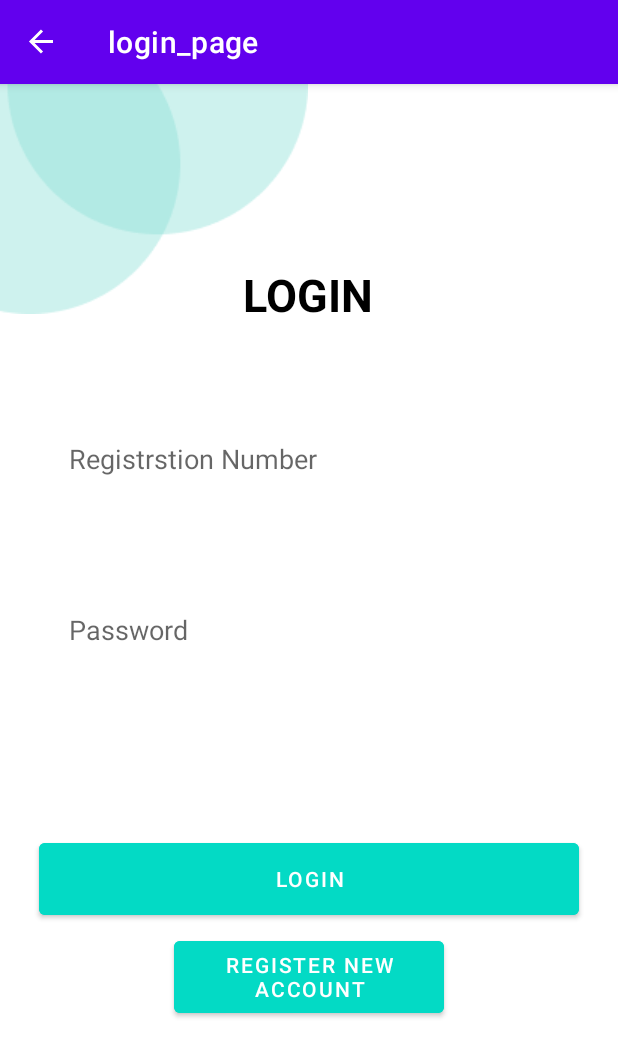
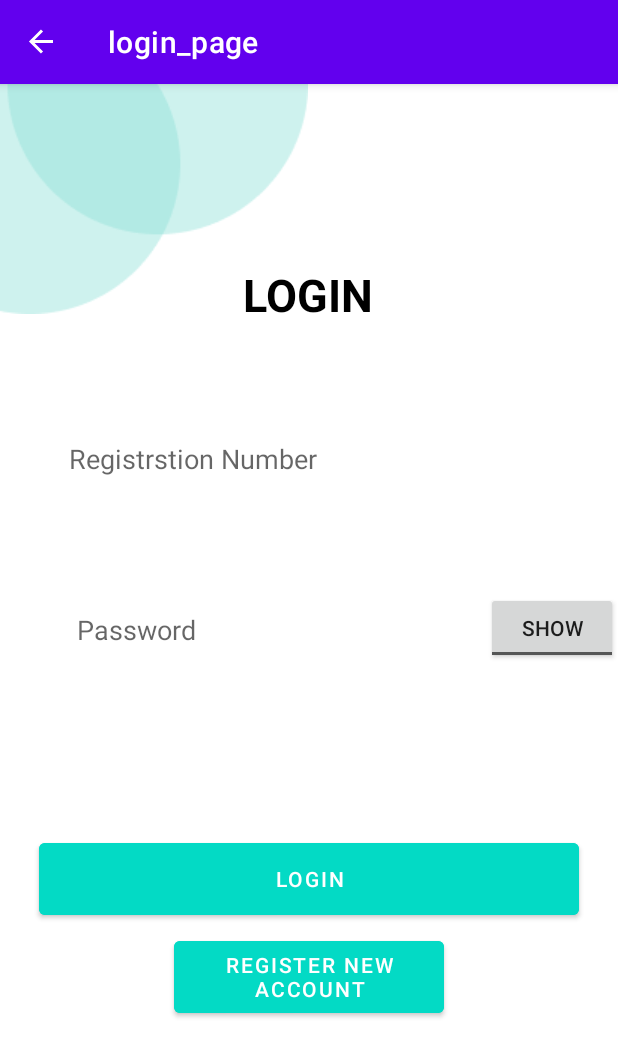
Before and after one commit to Egor-Leleka/Mediphix-MobileApp, an Android app: the screen it shows after launch (MainActivity), on a phone screen of 412 x 824 dp. Shown: the top 1057 px of the screen. Run offline under Robolectric (Android 15) with nearby library versions, the phone set to English and light mode, and no system bars; our stand-ins replace Firebase (no records; nobody signed in at launch, a user with empty details on screens opened directly), navigation-ui.

Commit message:
Big error fix
Fixed register user error where you could overwrite existing nurses
Added password visibility toggle button

```diff
--- a/app/src/main/java/com/example/mediphix_app/Login.kt
+++ b/app/src/main/java/com/example/mediphix_app/Login.kt
@@ -1,6 +1,7 @@
 package com.example.mediphix_app
 
 import android.os.Bundle
+import android.text.InputType
 import android.view.LayoutInflater
 import android.view.View
 import android.view.ViewGroup
@@ -29,6 +30,21 @@ class Login : Fragment(R.layout.login_page) {
     override fun onViewCreated(view: View, savedInstanceState: Bundle?) {
         super.onViewCreated(view, savedInstanceState)
 
+        // Toggle password visibility
+        val passwordEditText = binding.password
+        val togglePasswordButton = binding.togglePassword
+
+        togglePasswordButton.setOnCheckedChangeListener { _, isChecked ->
+            if (isChecked) {
+                // Show password
+                passwordEditText.inputType = InputType.TYPE_CLASS_TEXT or InputType.TYPE_TEXT_VARIATION_VISIBLE_PASSWORD
+            } else {
+                // Hide password
+                passwordEditText.inputType = InputType.TYPE_CLASS_TEXT or InputType.TYPE_TEXT_VARIATION_PASSWORD
+            }
+        }
+
+        // Register Button Start
         binding.registerBtn.setOnClickListener {
             val action = LoginDirections.loginToRegister()
             findNavController().navigate(action)
--- a/app/src/main/res/layout/login_page.xml
+++ b/app/src/main/res/layout/login_page.xml
@@ -46,15 +46,27 @@
 
         <EditText
             android:id="@+id/password"
-            android:layout_width="360dp"
+            android:layout_width="350dp"
             android:layout_height="50dp"
             android:layout_marginTop="64dp"
             android:background="@drawable/input"
             android:hint="Password"
             android:paddingLeft="20dp"
+            android:inputType="textPassword"
             app:layout_constraintEnd_toEndOf="parent"
             app:layout_constraintStart_toStartOf="parent"
             app:layout_constraintTop_toBottomOf="@+id/regNumber" />
+
+
+        <ToggleButton
+            android:id="@+id/togglePassword"
+            android:layout_width="wrap_content"
+            android:layout_height="wrap_content"
+            android:textOff="Show"
+            android:textOn="Hide"
+            android:checked="false"
+            app:layout_constraintEnd_toEndOf="parent"
+            app:layout_constraintTop_toTopOf="@+id/password" />
 
         <Button
             android:id="@+id/loginBtn"
```
Also changed, not shown: app/src/main/java/com/example/mediphix_app/Register.kt (+23 -10 lines).
